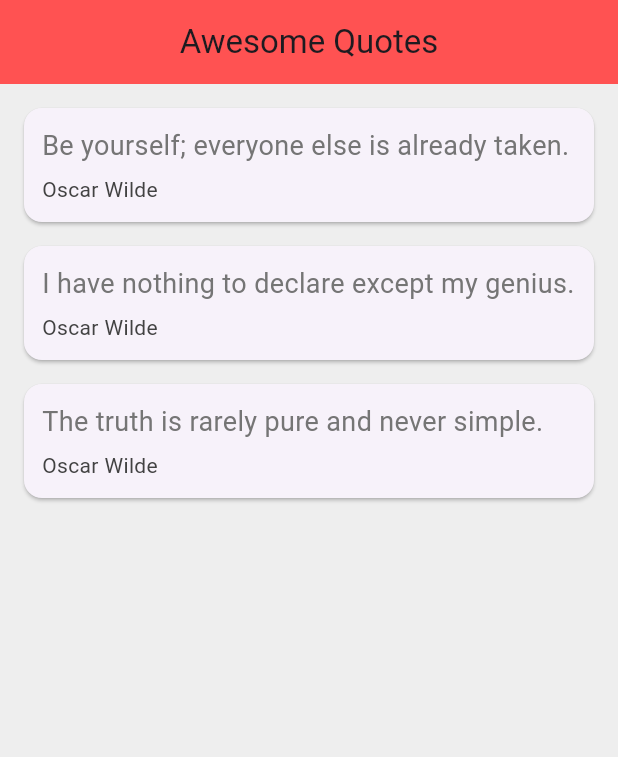
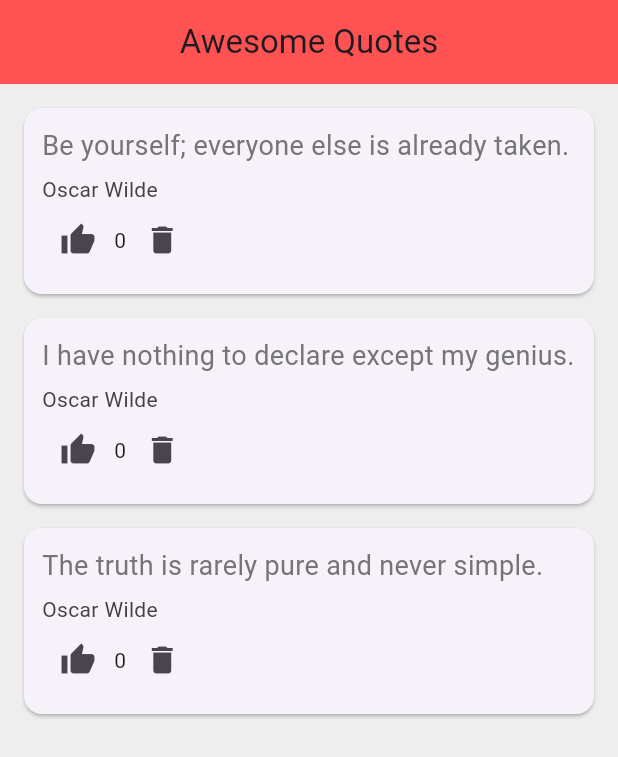
Before and after one commit to RNSpenc/net_ninja_quote_lab, a Flutter app: the screen it shows after launch, on a phone screen of 412 x 824 dp. Shown: the top 757 px of the screen. Run offline on Flutter 3.47's test engine with Material 3 defaults, Android fonts, the phone set to English and light mode, and no system bars.

Commit message:
changes to add lab features

```diff
--- a/lib/main.dart
+++ b/lib/main.dart
@@ -21,6 +21,9 @@ class _QuoteListState extends State<QuoteList> {
     Quote(author: 'Oscar Wilde', text: 'The truth is rarely pure and never simple.')
   ];
 
+  void _likeQuote(Quote quote) => setState(() => quote.likes++);
+  void _deleteQuote(Quote quote) => setState(() => quotes.remove(quote));
+
   @override
   Widget build(BuildContext context) {
     return Scaffold(
@@ -31,7 +34,10 @@ class _QuoteListState extends State<QuoteList> {
         backgroundColor: Colors.redAccent,
       ),
       body: Column(
-        children: quotes.map((quote) => QuoteCard(quote: quote)).toList(),
+        children: quotes.map((quote) => QuoteCard(quote: quote,
+            onLike: () => _likeQuote(quote),
+            onDelete: () => _deleteQuote(quote))
+        ).toList(),
       ),
     );
   }
--- a/lib/quote.dart
+++ b/lib/quote.dart
@@ -1,7 +1,12 @@
 class Quote{
-  String text;
-  String author;
+  final String text;
+  final String author;
+  int likes;
 
-  Quote({required this.text, required this.author});
+  Quote({
+    required this.text,
+    required this.author,
+    this.likes = 0,
+  });
 
 }
--- a/lib/quote_card.dart
+++ b/lib/quote_card.dart
@@ -4,7 +4,15 @@ import 'quote.dart';
 class QuoteCard extends StatelessWidget {
 
   final Quote quote;
-  QuoteCard({required this.quote});
+  final VoidCallback onLike;
+  final VoidCallback onDelete;
+
+  QuoteCard({
+    super.key,
+    required this.quote,
+    required this.onLike,
+    required this.onDelete,
+  });
 
   @override
   Widget build(BuildContext context) {
@@ -30,6 +38,41 @@ class QuoteCard extends StatelessWidget {
                   color: Colors.grey[800],
                 ),
               ),
+              Row(
+                children: [
+                  IconButton(
+                    icon: Icon(Icons.thumb_up),
+                    onPressed: onLike,
+                  ),
+                  Text('${quote.likes}'),
+                  IconButton(
+                      icon: Icon(Icons.delete),
+                      onPressed: () async{
+                        final ok = await showDialog<bool>(
+                          context: context,
+                          builder: (_) => AlertDialog(
+                            title: Text('Delete Quote?'),
+                            content: Text('Are you sure you want to delete this quote?'),
+                            actions: [
+                              TextButton(
+                                onPressed: () => Navigator.pop(context, false),
+                                child: Text('Cancel'),
+                              ),
+                              ElevatedButton(
+                                onPressed: () => Navigator.pop(context, true),
+                                child: Text('Delete'),
+                              ),
+                            ],
+                          ),
+                        ) ?? false;
+                        if (ok) {
+                          onDelete();
+                        }
+                      }
+                  ),
+                ],
+              ),
+
             ],
           ),
         )
```
